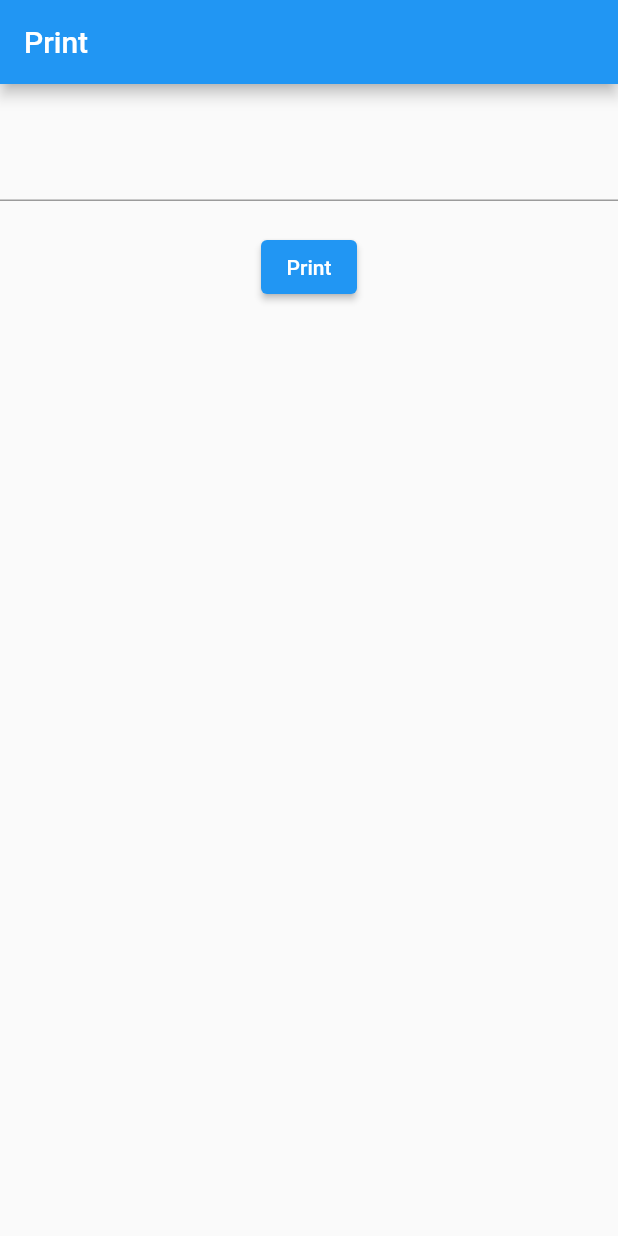
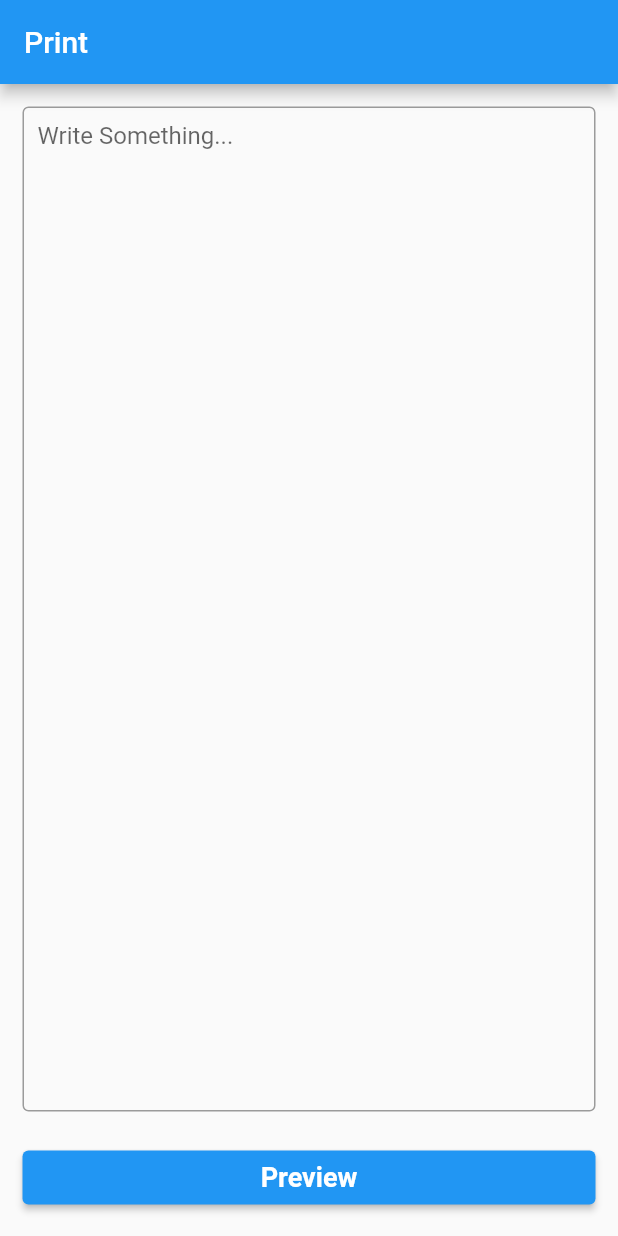
Before and after one commit to NayeemCseMu/flutter_print, a Flutter app: the screen it shows after launch, on a phone screen of 412 x 824 dp. Run offline on Flutter 3.47's test engine with Material 2 defaults, Android fonts, the phone set to English and light mode, and no system bars; our stand-ins replace get, pdf, printing.

Commit message:
textfield update

```diff
--- a/lib/view/home.dart
+++ b/lib/view/home.dart
@@ -17,20 +17,44 @@ class _HomePageState extends State<HomePage> {
       appBar: AppBar(
         title: Text("Print"),
       ),
-      body: Column(
+      body: Padding(
+        padding: const EdgeInsets.symmetric(horizontal: 15, vertical: 15),
+        child: Column(
           children: [
-          SizedBox(height: 30),
-          TextField(
+            // SizedBox(height: 30),
+            Expanded(
+              child: TextField(
                 controller: _controller,
+                maxLines: 100,
+                decoration: InputDecoration(
+                    hintText: "Write Something...",
+                    contentPadding: EdgeInsets.symmetric(
+                      horizontal: 10,
+                      vertical: 10,
+                    ),
+                    border: OutlineInputBorder(
+                      borderSide: BorderSide(color: Colors.black, width: 1.0),
+                    )),
+              ),
             ),
             SizedBox(height: 20),
-          ElevatedButton(
+            SizedBox(
+              width: double.infinity,
+              child: ElevatedButton(
                 onPressed: () {
                   Get.to(() => PrintDoc(_controller.text));
                 },
-            child: Text("Print"),
+                child: Text(
+                  "Preview",
+                  style: TextStyle(
+                    fontSize: 18,
+                    fontWeight: FontWeight.w600,
+                  ),
+                ),
+              ),
             )
           ],
+        ),
       ),
     );
   }
--- a/lib/view/print_page.dart
+++ b/lib/view/print_page.dart
@@ -33,11 +33,12 @@ class PrintDoc extends StatelessWidget {
 
   Future<Uint8List> _generatePdf(PdfPageFormat format, String title) async {
     final pdf = pw.Document(version: PdfVersion.pdf_1_4, compress: true);
-    final font = await PdfGoogleFonts.aBeeZeeItalic();
+    final font = await PdfGoogleFonts.archivoMedium();
 
     pdf.addPage(
       pw.Page(
         pageFormat: format,
+        clip: false,
         build: (context) {
           return pw.Column(
             children: [
@@ -45,7 +46,12 @@ class PrintDoc extends StatelessWidget {
                 width: double.infinity,
                 child: pw.Container(
                   child: pw.Text(title,
-                      style: pw.TextStyle(font: font, fontSize: 18)),
+                      style: pw.TextStyle(
+                        font: font,
+                        fontSize: 24,
+                        height: 1.5,
+                        letterSpacing: 0.3,
+                      )),
                 ),
               ),
               // pw.SizedBox(height: 20),
```
Lines whose indentation alone changed are shown as unchanged.
